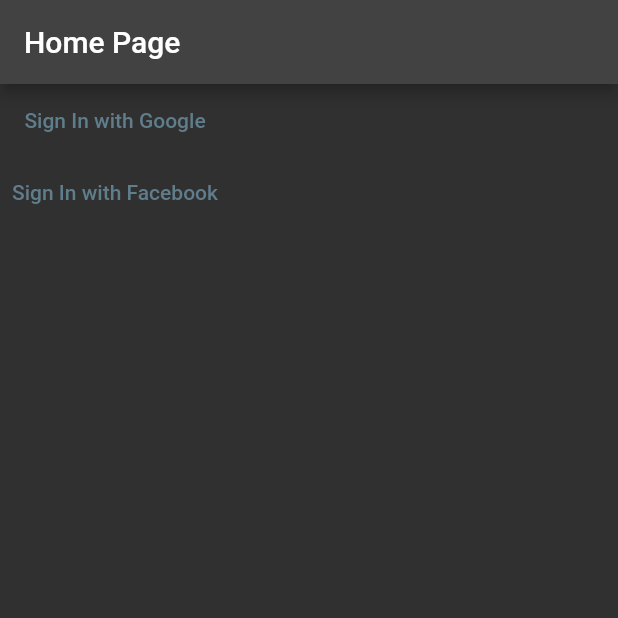
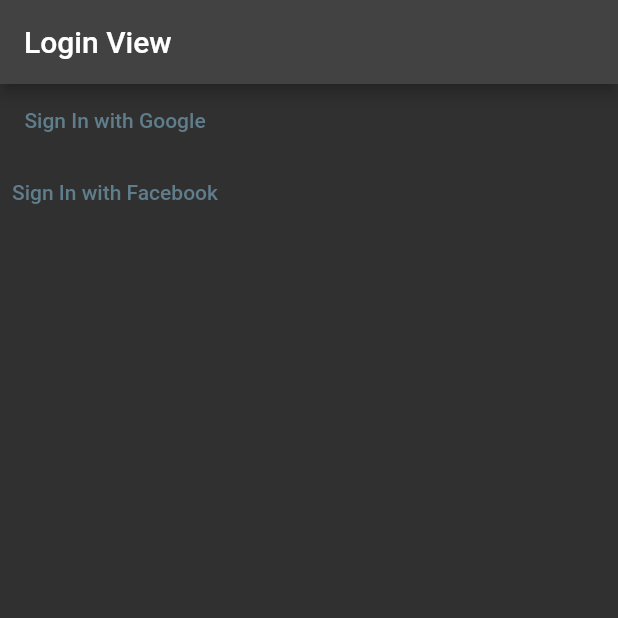
Before and after one commit to arberzeka1/instagram-firebase-clone, a Flutter app: the screen it shows after launch, on a phone screen of 412 x 824 dp, the top half of it. Run offline on Flutter 3.47's test engine with Material 2 defaults, Android fonts, the phone set to English and light mode, and no system bars; our stand-ins replace cloud_firestore, firebase_auth, firebase_core, google_sign_in, hooks_riverpod; missing offline and left inert: flutter_facebook_auth; accounts and stored records are empty.

Commit message:
Added logout and login functionality

```diff
--- a/lib/main.dart
+++ b/lib/main.dart
@@ -1,6 +1,8 @@
 import 'package:firebase_core/firebase_core.dart';
 import 'package:flutter/material.dart';
-import 'package:instagram_clone/state/auth/backend/authenticator.dart';
+import 'package:hooks_riverpod/hooks_riverpod.dart';
+import 'package:instagram_clone/state/auth/providers/auth_state_provider.dart';
+import 'package:instagram_clone/state/auth/providers/is_logged_in_provider.dart';
 
 import 'firebase_options.dart';
 
@@ -9,7 +11,7 @@ void main() async {
   await Firebase.initializeApp(
     options: DefaultFirebaseOptions.currentPlatform,
   );
-  runApp(const App());
+  runApp(const ProviderScope(child: App()));
 }
 
 class App extends StatelessWidget {
@@ -29,33 +31,63 @@ class App extends StatelessWidget {
           indicatorColor: Colors.blueGrey,
         ),
         themeMode: ThemeMode.dark,
-        home: const HomePage());
+        home: Consumer(
+          builder: (context, ref, child) {
+            final isLoggedIn = ref.watch(isLoggedInProvider);
+            if (isLoggedIn) {
+              return const MainView();
+            } else {
+              return const LoginView();
+            }
+          },
+        ));
   }
 }
 
-class HomePage extends StatelessWidget {
-  const HomePage({Key? key}) : super(key: key);
+//when you are already logged in
+class MainView extends StatelessWidget {
+  const MainView({Key? key}) : super(key: key);
 
   @override
   Widget build(BuildContext context) {
     return Scaffold(
       appBar: AppBar(
-        title: const Text('Home Page'),
+        title: const Text('Main View'),
+      ),
+      body: Consumer(
+        builder: (context, ref, child) {
+          return TextButton(
+            onPressed: () async {
+              await ref.read(authStateProvider.notifier).logOut();
+            },
+            child: const Text('Log Out'),
+          );
+        },
+      ),
+    );
+  }
+}
+
+//when you are not logged in
+class LoginView extends ConsumerWidget {
+  const LoginView({Key? key}) : super(key: key);
+
+  @override
+  Widget build(BuildContext context, WidgetRef ref) {
+    return Scaffold(
+      appBar: AppBar(
+        title: const Text('Login View'),
       ),
       body: Column(
         children: [
           TextButton(
-              onPressed: () async {
-                final result = await Authenticator().loginWithGoogle();
-                print("REsult $result");
-              },
-              child: const Text('Sign In with Google')),
+            onPressed: ref.read(authStateProvider.notifier).loginWithGoogle,
+            child: const Text('Sign In with Google'),
+          ),
           TextButton(
-              onPressed: () async {
-                final result = await Authenticator().logInWithFacebook();
-                print(result);
-              },
-              child: const Text('Sign In with Facebook')),
+            onPressed: ref.read(authStateProvider.notifier).loginWithFacebook,
+            child: const Text('Sign In with Facebook'),
+          ),
         ],
       ),
     );
--- a/lib/state/auth/backend/authenticator.dart
+++ b/lib/state/auth/backend/authenticator.dart
@@ -6,7 +6,7 @@ import 'package:instagram_clone/state/auth/models/auth_result.dart';
 import 'package:instagram_clone/state/posts/typedefs/user_id.dart';
 
 class Authenticator {
-  // const Authenticator();
+  const Authenticator();
   UserId? get userId => FirebaseAuth.instance.currentUser?.uid;
   bool get isAlreadyLoggedIn => userId != null;
   String get displayNAme =>
--- /dev/null
+++ b/lib/state/auth/providers/auth_state_provider.dart
@@ -0,0 +1,7 @@
+import 'package:hooks_riverpod/hooks_riverpod.dart';
+import 'package:instagram_clone/state/auth/models/auth_state.dart';
+import 'package:instagram_clone/state/auth/notifier/auth_state_notifier.dart';
+
+final authStateProvider = StateNotifierProvider<AuthStateNotifier, AuthState>(
+  (_) => AuthStateNotifier(),
+);
--- /dev/null
+++ b/lib/state/auth/providers/is_logged_in_provider.dart
@@ -0,0 +1,8 @@
+import 'package:hooks_riverpod/hooks_riverpod.dart';
+import 'package:instagram_clone/state/auth/models/auth_result.dart';
+import 'package:instagram_clone/state/auth/providers/auth_state_provider.dart';
+
+final isLoggedInProvider = Provider<bool>((ref) {
+  final authState = ref.watch(authStateProvider);
+  return authState.result == AuthResult.success;
+});
```
Also changed, not shown: lib/state/auth/notifier/auth_state_notifier.dart (added, +59 -0 lines), lib/state/auth/providers/user_id_provider.dart (added, +7 -0 lines), lib/state/constants/firebase_collection_name.dart (added, +11 -0 lines), lib/state/constants/firebase_field_name.dart (added, +13 -0 lines), lib/state/user_info/backend/user_info_storage.dart (added, +44 -0 lines), lib/state/user_info/models/user_info_payload.dart (added, +18 -0 lines).
